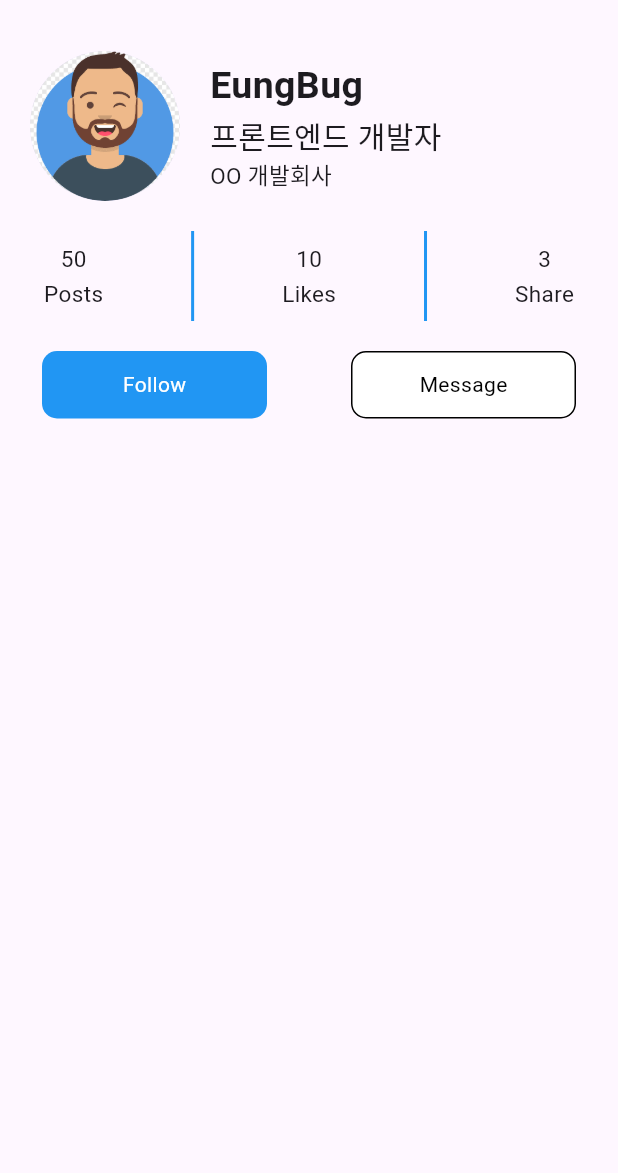
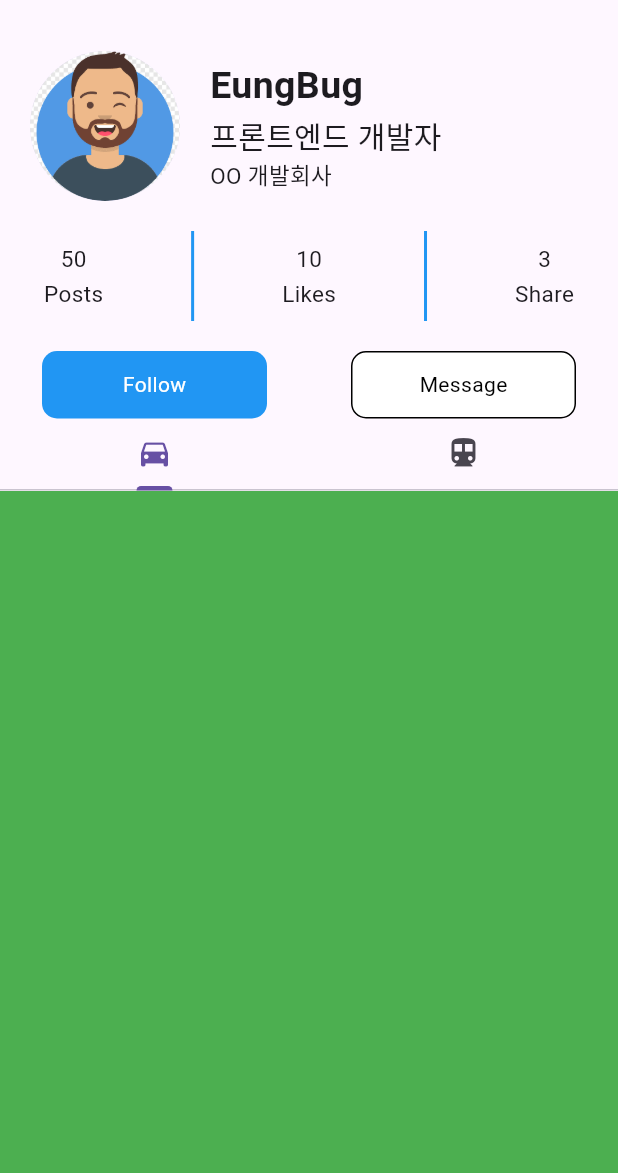
Before and after one commit to EungBug/flutter_ui, a Flutter app: the screen it shows after launch, on a phone screen of 412 x 824 dp, the part 63-1236 px from its top. Run offline on Flutter 3.47's test engine with Material 3 defaults, Android fonts, the phone set to English and light mode, and no system bars.

Commit message:
💄  TabBar component 추가

```diff
--- a/profile_app/lib/components/profile_tab.dart
+++ b/profile_app/lib/components/profile_tab.dart
@@ -7,22 +7,49 @@ class ProfileTab extends StatefulWidget {
   State<ProfileTab> createState() => _ProfileTabState();
 }
 
-class _ProfileTabState extends State<ProfileTab> {
+class _ProfileTabState extends State<ProfileTab>
+    with SingleTickerProviderStateMixin {
+  late TabController _tabController;
+
+  @override
+  void initState() {
+    super.initState();
+    _tabController = TabController(length: 2, vsync: this);
+  }
+
   @override
   Widget build(BuildContext context) {
     return Column(
       children: [
         _buildTabBar(),
-        _buildTabBarView(),
+        Expanded(
+          child: _buildTabBarView(),
+        )
       ],
     );
   }
 
   Widget _buildTabBar() {
-    return const SizedBox();
+    return TabBar(
+      tabs: const [
+        Tab(
+          icon: Icon(Icons.directions_car),
+        ),
+        Tab(
+          icon: Icon(Icons.directions_transit),
+        ),
+      ],
+      controller: _tabController,
+    );
   }
 
   Widget _buildTabBarView() {
-    return const SizedBox();
+    return TabBarView(
+      controller: _tabController,
+      children: [
+        Container(color: Colors.green),
+        Container(color: Colors.red),
+      ],
+    );
   }
 }
```
